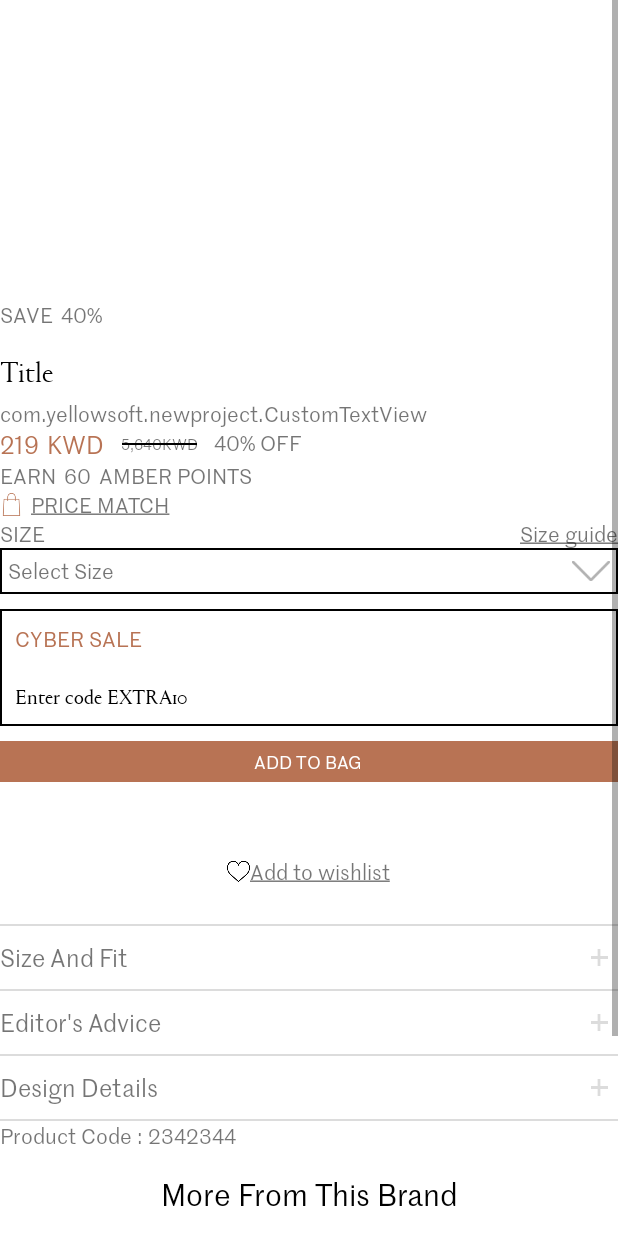
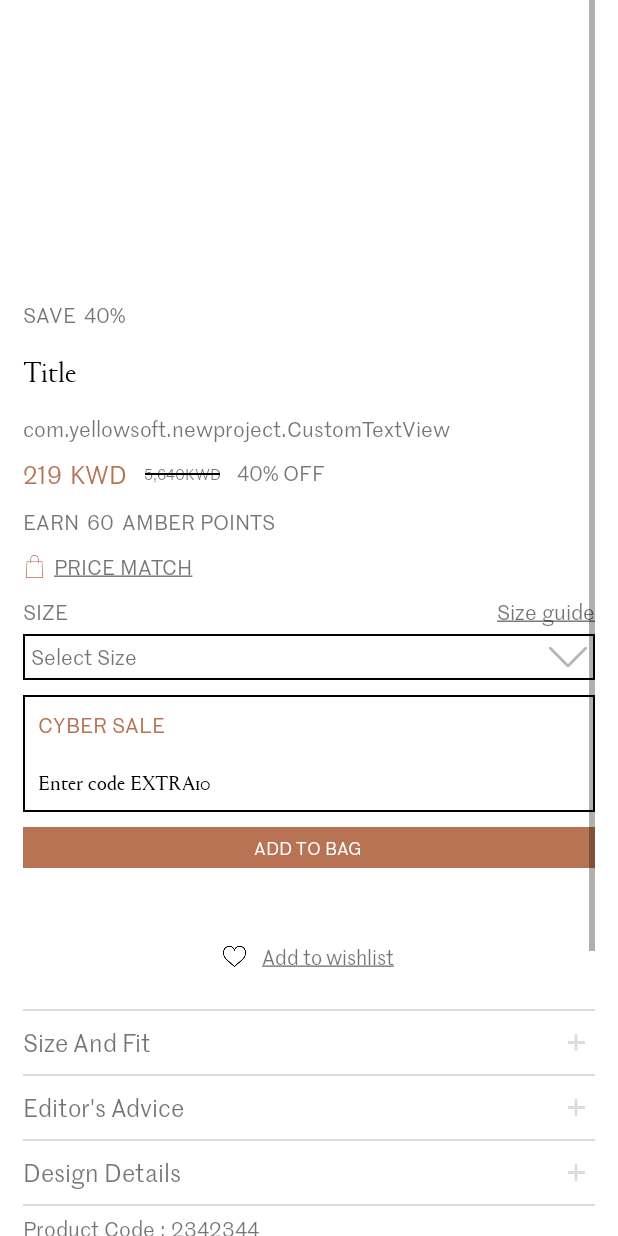
Before and after one commit to prudhviraj038/BeidounOnline, an Android app: the layout activity_product.xml on its own in the app's theme, with its tools: preview values and no code run, on a phone screen of 412 x 824 dp. Run offline under Robolectric (Android 15) with nearby library versions, the phone set to English and light mode, and no system bars.

Commit message:
Product detail page.

```diff
--- a/app/src/main/res/layout/activity_product.xml
+++ b/app/src/main/res/layout/activity_product.xml
@@ -21,7 +21,8 @@
         android:layout_height="match_parent"
         android:layout_below="@+id/product_toolbar"
         android:layout_alignParentStart="true"
-        android:layout_marginTop="0dp"
+        android:layout_marginLeft="15dp"
+        android:layout_marginRight="15dp"
         android:orientation="vertical">
 
         <LinearLayout
@@ -109,7 +110,7 @@
                         </LinearLayout>
 
                         <com.yellowsoft.newproject.CustomTextView
-                            android:id="@+id/mycop_title_tv"
+                            android:id="@+id/title_tv_product"
                             android:layout_width="match_parent"
                             android:layout_height="wrap_content"
                             android:layout_marginTop="15dp"
@@ -123,11 +124,14 @@
                             android:id="@+id/subtitle_product_tv"
                             android:layout_width="match_parent"
                             android:layout_height="wrap_content"
+                            android:layout_marginTop="10dp"
+                            android:layout_marginBottom="10dp"
                             android:text="com.yellowsoft.newproject.CustomTextView" />
 
                         <LinearLayout
                             android:layout_width="match_parent"
                             android:layout_height="wrap_content"
+                            android:layout_marginBottom="5dp"
                             android:gravity="center_vertical"
                             android:orientation="horizontal">
 
@@ -222,6 +226,8 @@
                         <LinearLayout
                             android:layout_width="match_parent"
                             android:layout_height="wrap_content"
+                            android:layout_marginTop="5dp"
+                            android:layout_marginBottom="5dp"
                             android:orientation="horizontal">
 
                             <com.yellowsoft.newproject.CustomTextView
@@ -248,6 +254,8 @@
                             android:id="@+id/pricematch_ll"
                             android:layout_width="match_parent"
                             android:layout_height="wrap_content"
+                            android:layout_marginTop="5dp"
+                            android:layout_marginBottom="5dp"
                             android:gravity="center_vertical"
                             android:orientation="horizontal">
 
@@ -259,7 +267,7 @@
                                 app:srcCompat="@drawable/bag_icon" />
 
                             <com.yellowsoft.newproject.CustomTextView
-                                android:id="@+id/customTextView94"
+                                android:id="@+id/pricematch_tv"
                                 android:layout_width="wrap_content"
                                 android:layout_height="wrap_content"
                                 android:layout_marginLeft="5dp"
@@ -270,6 +278,8 @@
                         <LinearLayout
                             android:layout_width="match_parent"
                             android:layout_height="wrap_content"
+                            android:layout_marginTop="5dp"
+                            android:layout_marginBottom="5dp"
                             android:orientation="horizontal">
 
                             <com.yellowsoft.newproject.CustomTextView
@@ -280,7 +290,7 @@
                                 android:text="SIZE" />
 
                             <com.yellowsoft.newproject.CustomTextView
-                                android:id="@+id/customTextView98"
+                                android:id="@+id/sizeguide_tv"
                                 android:layout_width="wrap_content"
                                 android:layout_height="wrap_content"
                                 android:layout_weight="1"
@@ -289,6 +299,7 @@
                         </LinearLayout>
 
                         <LinearLayout
+                            android:id="@+id/selectsize_ll"
                             android:layout_width="match_parent"
                             android:layout_height="wrap_content"
                             android:background="@drawable/corners_black"
@@ -340,6 +351,7 @@
                         </LinearLayout>
 
                         <LinearLayout
+                            android:id="@+id/addtobag_ll"
                             android:layout_width="match_parent"
                             android:layout_height="wrap_content"
                             android:background="@color/buttonColor"
@@ -368,13 +380,16 @@
                                 android:id="@+id/imageView27"
                                 android:layout_width="15dp"
                                 android:layout_height="15dp"
+                                android:layout_marginRight="5dp"
                                 android:src="@drawable/like" />
 
                             <com.yellowsoft.newproject.CustomTextView
-                                android:id="@+id/customTextView103"
+                                android:id="@+id/addtowishlist_tv"
                                 android:layout_width="wrap_content"
                                 android:layout_height="wrap_content"
-                                android:text="@string/add_to_wishlist" />
+                                android:layout_marginLeft="5dp"
+                                android:text="@string/add_to_wishlist"
+                                android:textSize="13sp" />
                         </LinearLayout>
                     </LinearLayout>
 
@@ -612,6 +627,8 @@
                         <LinearLayout
                             android:layout_width="match_parent"
                             android:layout_height="match_parent"
+                            android:layout_marginTop="5dp"
+                            android:layout_marginBottom="5dp"
                             android:orientation="horizontal">
 
                             <com.yellowsoft.newproject.CustomTextView
@@ -682,7 +699,9 @@
                     <android.support.v7.widget.RecyclerView
                         android:id="@+id/extraitems_rv"
                         android:layout_width="match_parent"
-                        android:layout_height="wrap_content" />
+                        android:layout_height="wrap_content"
+                        android:layout_marginTop="10dp"
+                        android:layout_marginBottom="10dp" />
 
                     <com.yellowsoft.newproject.CustomTextView
                         android:id="@+id/customTextView110"
```
Also changed, not shown: app/src/main/java/com/yellowsoft/newproject/ProductActivity.java (+38 -5 lines).
